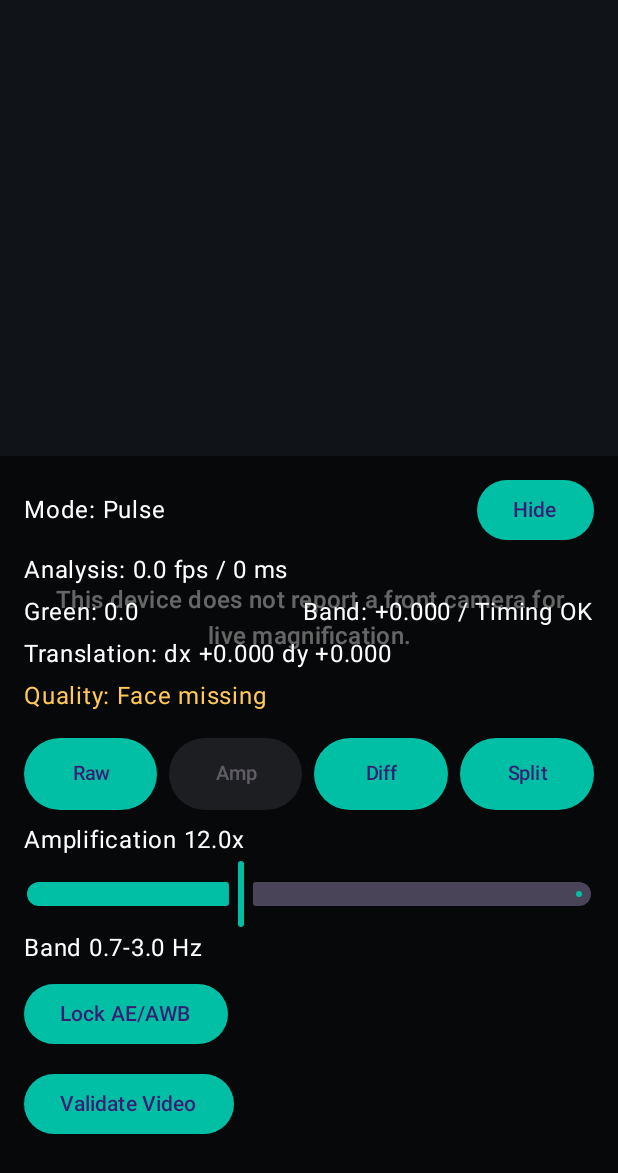
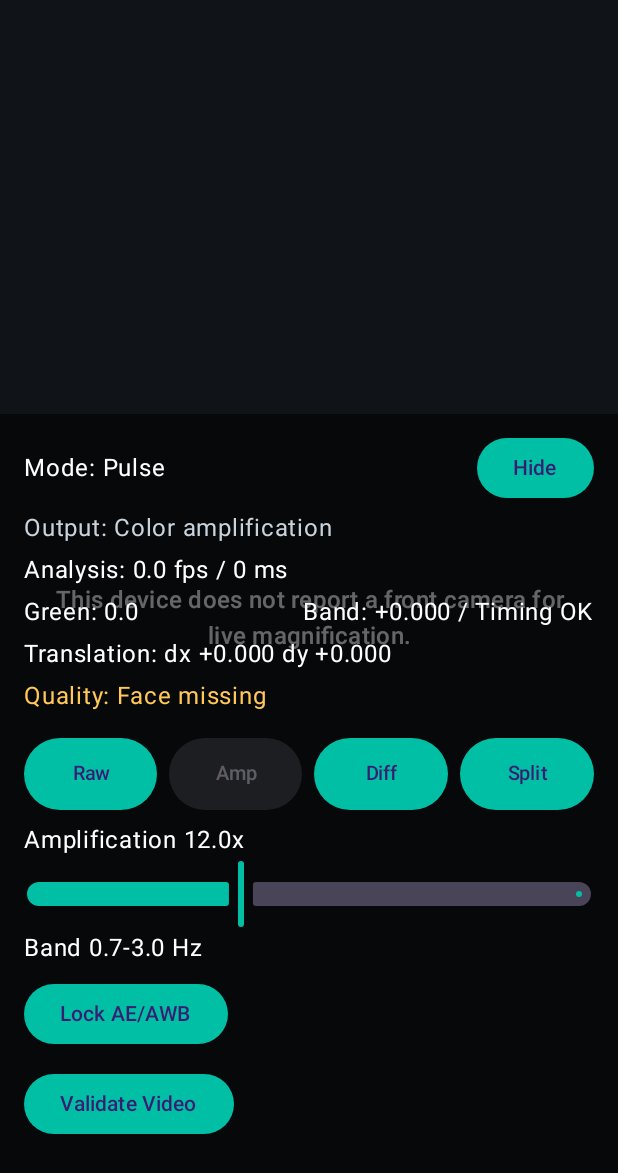
Before and after one commit to dnrohr/eulerian-magnification, an Android app built with Jetpack Compose: the screen it shows after launch (MainActivity), after a tap on "Controls", on a phone screen of 412 x 824 dp. Shown: the top 1173 px of the screen. Run offline under Robolectric (Android 15) with nearby library versions, the phone set to English and light mode, and no system bars; libraries missing offline, so code that uses them is left out: androidx.camera.camera2, androidx.camera.core, androidx.camera.lifecycle, androidx.camera.view.

Commit message:
Clarify active output labels

```diff
--- a/app/src/main/java/com/dnrohr/eulerianmagnification/MainActivity.kt
+++ b/app/src/main/java/com/dnrohr/eulerianmagnification/MainActivity.kt
@@ -814,6 +814,11 @@ private fun StatusOverlay(
             }
         }
         Spacer(modifier = Modifier.height(4.dp))
+        Text(
+            text = "Output: ${settings.mode.outputLabel}",
+            color = Color(0xFFC8D3DC),
+        )
+        Spacer(modifier = Modifier.height(4.dp))
         Row(
             modifier = Modifier.fillMaxWidth(),
             horizontalArrangement = Arrangement.SpaceBetween,
@@ -927,7 +932,7 @@ private fun CompactStatusOverlay(
             Text("Controls")
         }
         Text(
-            text = settings.viewMode.label,
+            text = settings.mode.compactOutputLabel,
             color = Color.White,
             modifier = Modifier.weight(1.0f),
             maxLines = 1,
--- a/app/src/main/java/com/dnrohr/eulerianmagnification/analysis/AnalysisSettings.kt
+++ b/app/src/main/java/com/dnrohr/eulerianmagnification/analysis/AnalysisSettings.kt
@@ -13,11 +13,13 @@ enum class MagnificationMode(
     val label: String,
     val lowCutHz: Double,
     val highCutHz: Double,
+    val outputLabel: String,
+    val compactOutputLabel: String,
 ) {
-    Pulse("Pulse", 0.7, 3.0),
-    Breathing("Breathing", 0.1, 0.6),
-    Tremor("Tremor", 4.0, 12.0),
-    ObjectVibration("Object", 3.0, 12.0),
+    Pulse("Pulse", 0.7, 3.0, "Color amplification", "Color amp"),
+    Breathing("Breathing", 0.1, 0.6, "Breathing signal", "Breath sig"),
+    Tremor("Tremor", 4.0, 12.0, "Experimental motion analysis", "Motion exp"),
+    ObjectVibration("Object", 3.0, 12.0, "Experimental object vibration", "Object exp"),
 }
 
 enum class ViewMode(val label: String) {
```
Also changed, not shown: 4 other files.
